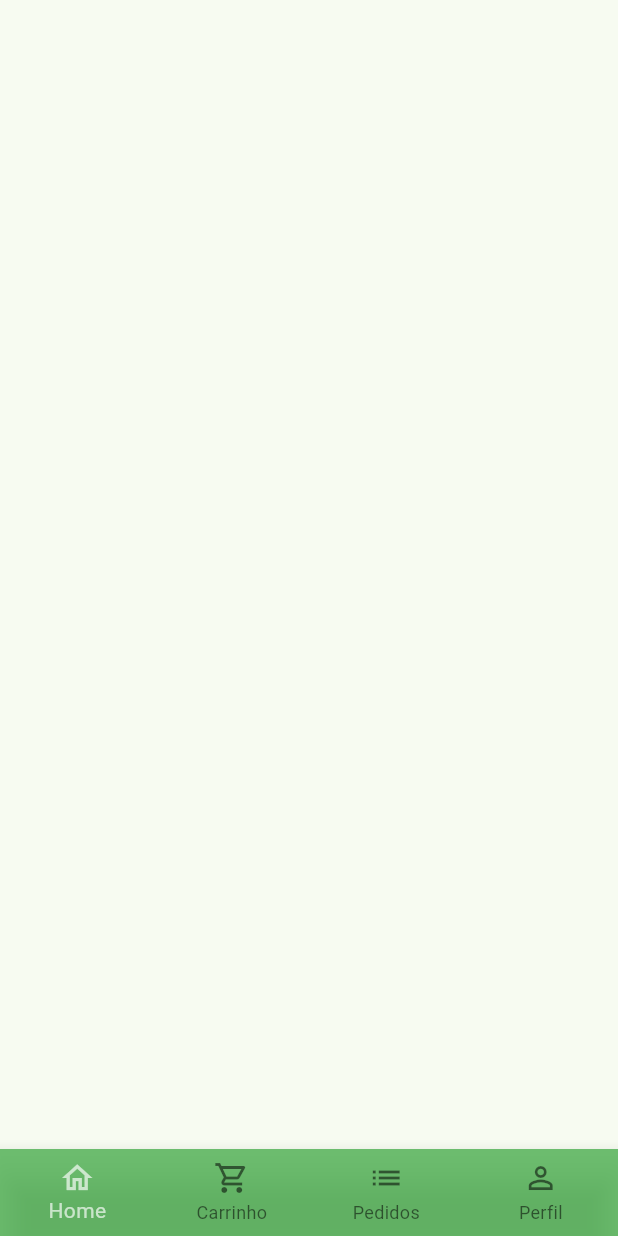
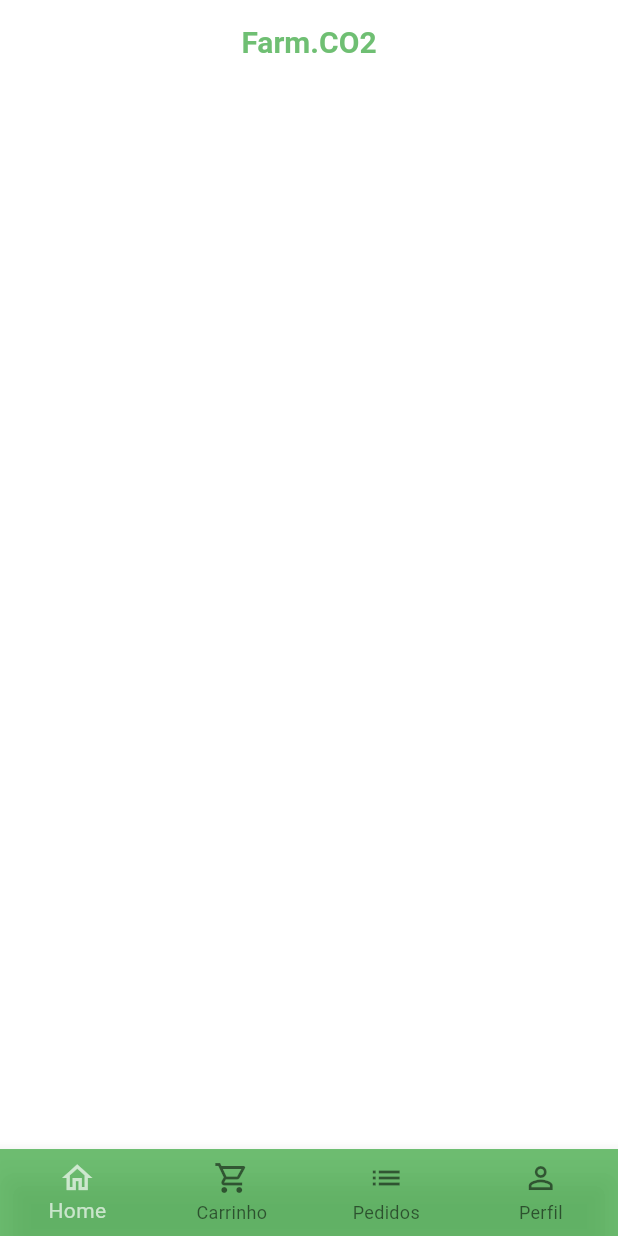
Before and after one commit to jaolimadev/GroceryApp, a Flutter app: the screen it shows after launch, after a tap on "Entrar", on a phone screen of 412 x 824 dp. Run offline on Flutter 3.47's test engine with Material 2 defaults, Android fonts, the phone set to English and light mode, and no system bars; our stand-ins replace animated_text_kit, mask_text_input_formatter.

Commit message:
Add things

```diff
--- a/farmco/lib/main.dart
+++ b/farmco/lib/main.dart
@@ -15,8 +15,8 @@ class MyApp extends StatelessWidget {
       title: 'Flutter Demo',
       theme: ThemeData(
         primarySwatch: Colors.green,
+        scaffoldBackgroundColor: Colors.white.withAlpha(190),
         iconTheme: const IconThemeData(color: Colors.green),
-        colorScheme: ColorScheme.fromSeed(seedColor: Colors.green),
         useMaterial3: true,
       ),
       debugShowCheckedModeBanner: false,
--- a/farmco/lib/src/auth/sing_in_screen.dart
+++ b/farmco/lib/src/auth/sing_in_screen.dart
@@ -122,7 +122,7 @@ class SingInScreen extends StatelessWidget {
                           Navigator.of(context).pushReplacement(
                             MaterialPageRoute(
                               builder: (c) {
-                                return BaseScreen();
+                                return const BaseScreen();
                               },
                             ),
                           );
--- a/farmco/lib/src/base/base_screen.dart
+++ b/farmco/lib/src/base/base_screen.dart
@@ -1,5 +1,7 @@
 import 'package:farmco/src/config/custom_colors.dart';
 import 'package:flutter/material.dart';
+
+import '../home/home_tab.dart';
 
 class BaseScreen extends StatefulWidget {
   const BaseScreen({super.key});
@@ -19,7 +21,7 @@ class _BaseScreenState extends State<BaseScreen> {
         physics: const NeverScrollableScrollPhysics(),
         controller: pageController,
         children: [
-          Container(),
+          const HomeTab(),
           Container(),
           Container(),
           Container(),
--- /dev/null
+++ b/farmco/lib/src/home/home_tab.dart
@@ -0,0 +1,46 @@
+import 'package:farmco/src/config/custom_colors.dart';
+import 'package:flutter/material.dart';
+
+class HomeTab extends StatelessWidget {
+  const HomeTab({super.key});
+
+  @override
+  Widget build(BuildContext context) {
+    return Scaffold(
+//APP BAR
+      appBar: AppBar(
+        centerTitle: true,
+        backgroundColor: Colors.transparent,
+        elevation: 0,
+        title: Text.rich(
+          TextSpan(
+            style: TextStyle(
+              fontSize: 20,
+              fontWeight: FontWeight.bold,
+              color: CustomColors.customSwatchColor,
+            ),
+            children: const [
+              TextSpan(
+                text: 'Farm.',
+                style: TextStyle(),
+              ),
+              TextSpan(
+                text: 'CO2',
+                style: TextStyle(),
+              ),
+            ],
+          ),
+        ),
+      ),
+
+
+
+
+//CAMPO DE PESQUISA
+
+//CATEGORIAS
+
+//GRID DE PRODUTOS
+    );
+  }
+}
```
